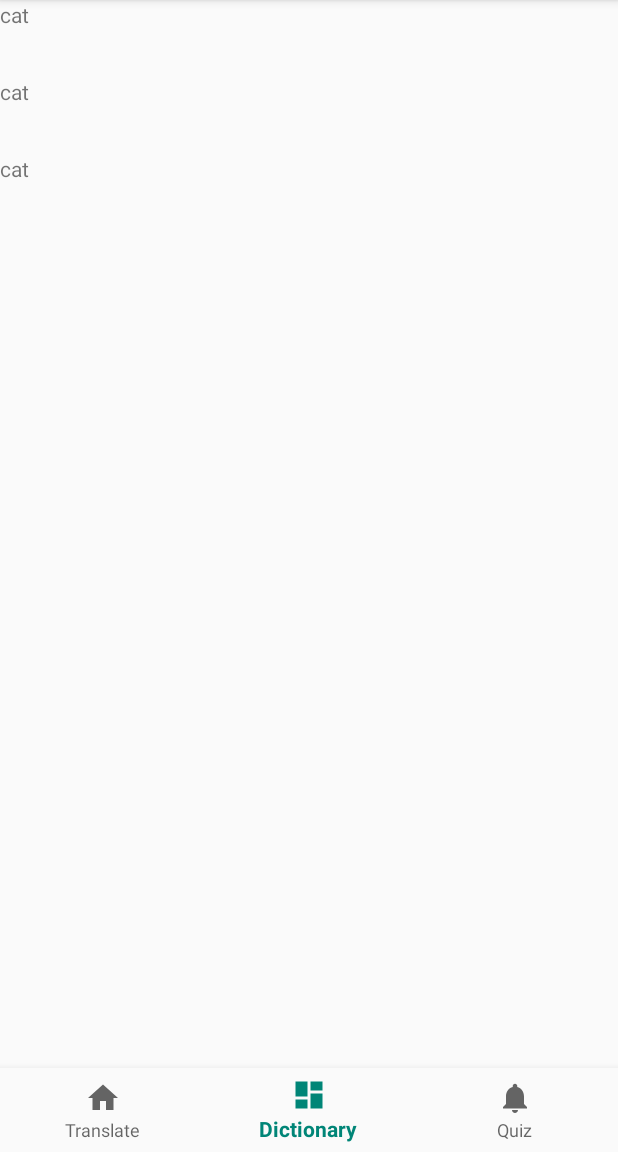
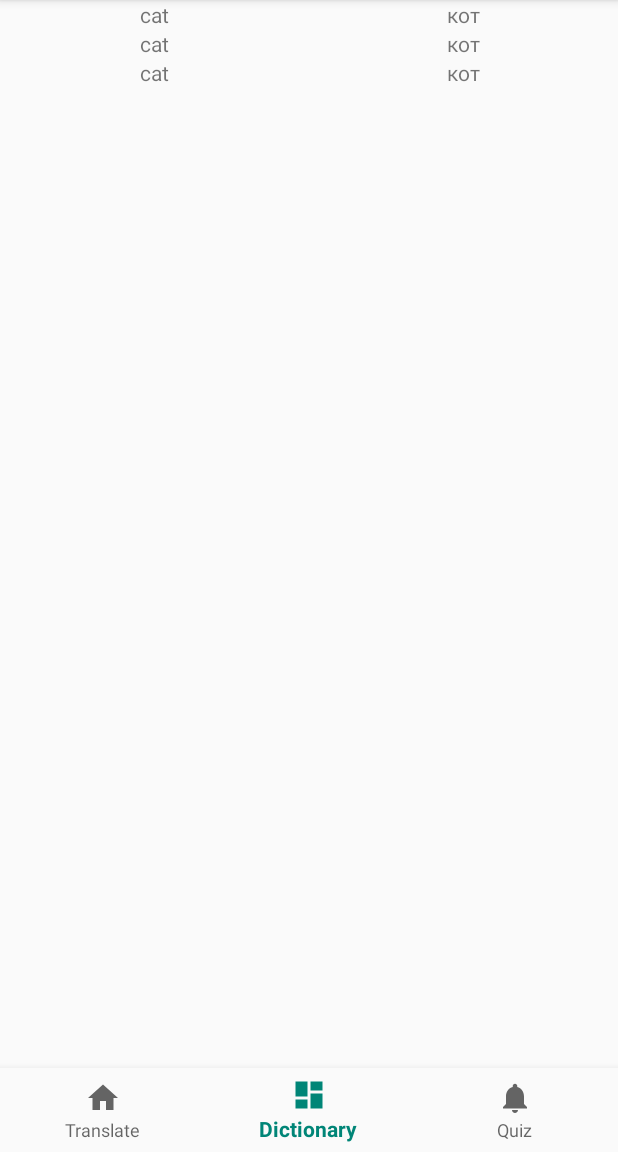
Before and after one commit to Kirill1org/EasyLang, an Android app: the screen it shows after launch (MainActivity), item 2 of the bottom bar chosen, on a phone screen of 412 x 824 dp, the part 84-1236 px from its top. Run offline under Robolectric (Android 15) with nearby library versions, the phone set to English and light mode, and no system bars.

Commit message:
Fix recycler view #2

```diff
--- a/app/src/main/res/layout/dictionary_item.xml
+++ b/app/src/main/res/layout/dictionary_item.xml
@@ -4,11 +4,15 @@
     android:layout_height="wrap_content">
     <TextView
         android:id="@+id/textFrom"
+        android:layout_height="wrap_content"
         android:layout_width="match_parent"
-        android:layout_height="wrap_content"/>
+        android:layout_weight="1"
+        android:gravity="center" />
     <TextView
         android:id="@+id/textTo"
+        android:layout_height="wrap_content"
         android:layout_width="match_parent"
-        android:layout_height="wrap_content"/>
+        android:layout_weight="1"
+        android:gravity="center" />
 
 </LinearLayout>
```
